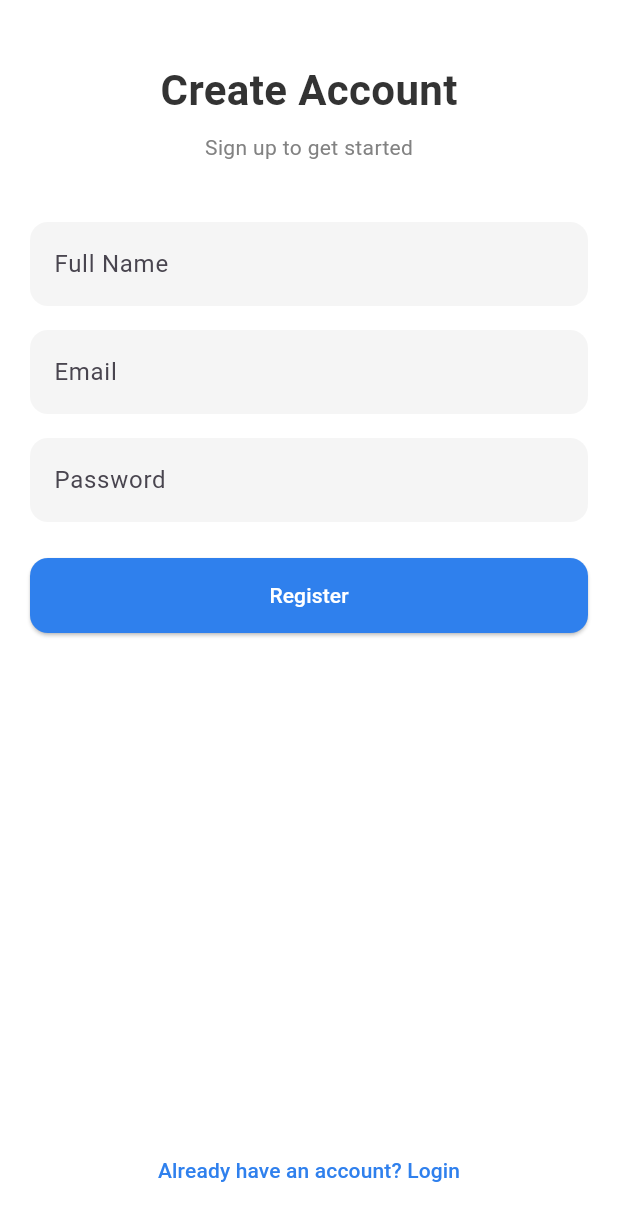
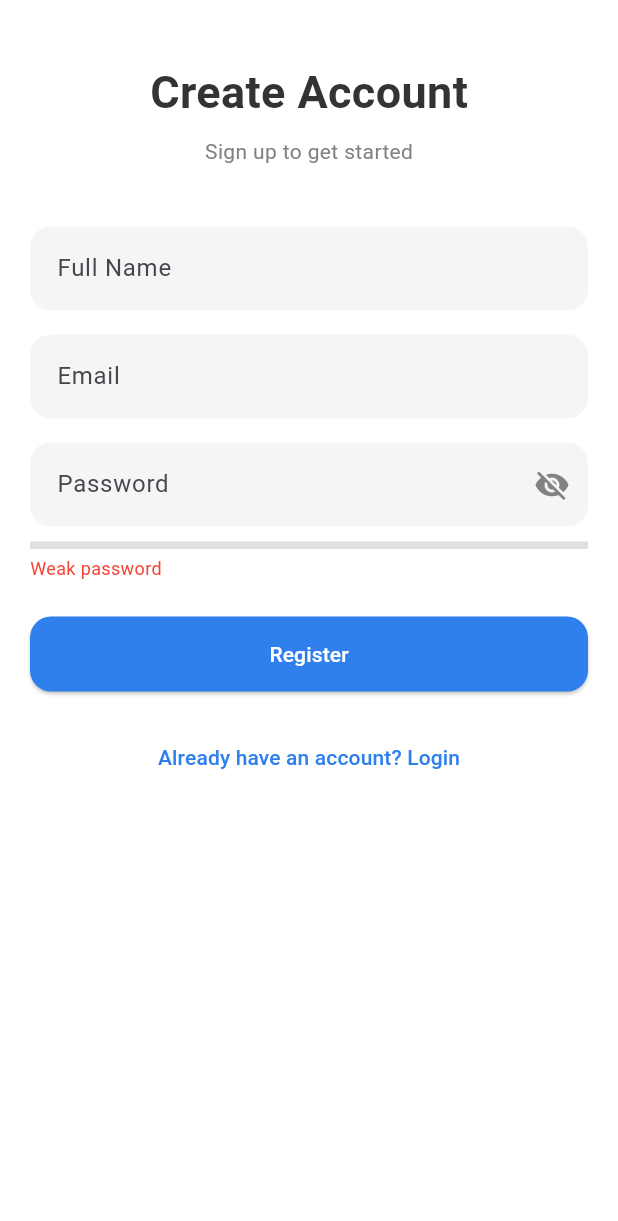
Before and after one commit to aoffahad/Daily-Notes, a Flutter app: the RegisterPage screen opened by its route, on a phone screen of 412 x 824 dp. Shown: the top 1221 px of the screen. Run offline on Flutter 3.47's test engine with Material 3 defaults, Android fonts, the phone set to English and light mode, and no system bars; our stand-ins replace cloud_firestore, firebase_auth, firebase_core, get, go_router, shared_preferences; accounts and stored records are empty.

Commit message:
Bug Fixation: Login SignUp auth id base data show and signup issue

```diff
--- a/lib/features/auth/presentation/page/signup_screen.dart
+++ b/lib/features/auth/presentation/page/signup_screen.dart
@@ -4,31 +4,42 @@ import 'package:go_router/go_router.dart';
 
 import '../controller/auth_controller.dart';
 
-class RegisterPage extends StatelessWidget {
-  RegisterPage({super.key});
+class RegisterPage extends StatefulWidget {
+  const RegisterPage({super.key});
 
+  @override
+  State<RegisterPage> createState() => _RegisterPageState();
+}
+
+class _RegisterPageState extends State<RegisterPage> {
   final nameController = TextEditingController();
   final emailController = TextEditingController();
   final passwordController = TextEditingController();
 
   final authController = Get.find<AuthController>();
 
+  bool _obscure = true;
+  bool _isLoading = false;
+
+  String? _emailError;
+  String? _passwordError;
+
   @override
   Widget build(BuildContext context) {
     return Scaffold(
+      resizeToAvoidBottomInset: true,
       backgroundColor: Colors.white,
       body: SafeArea(
-        child: Padding(
+        child: SingleChildScrollView(
           padding: const EdgeInsets.symmetric(horizontal: 20),
           child: Column(
-            crossAxisAlignment: CrossAxisAlignment.center,
             children: [
               const SizedBox(height: 40),
 
               const Text(
                 "Create Account",
                 style: TextStyle(
-                  fontSize: 28,
+                  fontSize: 30,
                   fontWeight: FontWeight.bold,
                   color: Color(0xFF333333),
                 ),
@@ -38,116 +49,67 @@ class RegisterPage extends StatelessWidget {
 
               const Text(
                 "Sign up to get started",
-                style: TextStyle(fontSize: 14, color: Color(0xFF828282)),
+                style: TextStyle(
+                  fontSize: 14,
+                  color: Color(0xFF828282),
+                ),
               ),
 
               const SizedBox(height: 40),
 
-              // Name
-              TextField(
+              _buildInputField(
                 controller: nameController,
-                decoration: InputDecoration(
-                  hintText: "Full Name",
-                  filled: true,
-                  fillColor: Colors.grey.shade100,
-                  border: OutlineInputBorder(
-                    borderRadius: BorderRadius.circular(12),
-                    borderSide: BorderSide.none,
-                  ),
-                ),
+                hint: "Full Name",
               ),
 
               const SizedBox(height: 16),
 
-              // Email
-              TextField(
+              _buildInputField(
                 controller: emailController,
-                decoration: InputDecoration(
-                  hintText: "Email",
-                  filled: true,
-                  fillColor: Colors.grey.shade100,
-                  border: OutlineInputBorder(
-                    borderRadius: BorderRadius.circular(12),
-                    borderSide: BorderSide.none,
-                  ),
-                ),
+                hint: "Email",
+                errorText: _emailError,
+                keyboardType: TextInputType.emailAddress,
+                onChanged: (value) {
+                  setState(() {
+                    _emailError = _validateEmail(value);
+                  });
+                },
               ),
 
               const SizedBox(height: 16),
 
-              // Password
-              TextField(
-                controller: passwordController,
-                obscureText: true,
-                decoration: InputDecoration(
-                  hintText: "Password",
-                  filled: true,
-                  fillColor: Colors.grey.shade100,
-                  border: OutlineInputBorder(
-                    borderRadius: BorderRadius.circular(12),
-                    borderSide: BorderSide.none,
+              _buildPasswordField(),
+
+              if (_passwordError != null)
+                Padding(
+                  padding: const EdgeInsets.only(top: 6, left: 4),
+                  child: Align(
+                    alignment: Alignment.centerLeft,
+                    child: Text(
+                      _passwordError!,
+                      style: const TextStyle(
+                        color: Colors.red,
+                        fontSize: 12,
+                      ),
+                    ),
                   ),
                 ),
-              ),
+
+              const SizedBox(height: 10),
+
+              _buildPasswordStrength(),
 
               const SizedBox(height: 24),
 
-              // Register Button
-              SizedBox(
-                width: double.infinity,
-                height: 50,
-                child: ElevatedButton(
-                  style: ElevatedButton.styleFrom(
-                    backgroundColor: const Color(0xFF2F80ED),
-                    shape: RoundedRectangleBorder(
-                      borderRadius: BorderRadius.circular(12),
-                    ),
-                  ),
-                  onPressed: () async {
-                    final name = nameController.text.trim();
-                    final email = emailController.text.trim();
-                    final password = passwordController.text.trim();
+              _buildButton(),
 
-                    //  Validation
-                    if (name.isEmpty || email.isEmpty || password.isEmpty) {
-                      Get.snackbar(
-                        "Error",
-                        "All fields are required",
-                        snackPosition: SnackPosition.BOTTOM,
-                      );
-                      return;
-                    }
+              const SizedBox(height: 20),
 
-                    try {
-                      await authController.register(email, password);
-
-                      context.go('/');
-                    } catch (e) {
-                      Get.snackbar(
-                        "Registration Failed",
-                        e.toString(),
-                        snackPosition: SnackPosition.BOTTOM,
-                      );
-                    }
-                  },
-                  child: const Text(
-                    "Register",
-                    style: TextStyle(color: Colors.white),
-                  ),
-                ),
-              ),
-
-              const Spacer(),
-
-              Center(
-                child: TextButton(
-                  onPressed: () {
-                    context.go('/login');
-                  },
-                  child: const Text(
-                    "Already have an account? Login",
-                    style: TextStyle(color: Color(0xFF2F80ED)),
-                  ),
+              TextButton(
+                onPressed: () => context.go('/login'),
+                child: const Text(
+                  "Already have an account? Login",
+                  style: TextStyle(color: Color(0xFF2F80ED)),
                 ),
               ),
 
@@ -158,4 +120,178 @@ class RegisterPage extends StatelessWidget {
       ),
     );
   }
+
+  // 🔹 INPUT FIELD
+  Widget _buildInputField({
+    required TextEditingController controller,
+    required String hint,
+    String? errorText,
+    TextInputType? keyboardType,
+    Function(String)? onChanged,
+  }) {
+    return TextField(
+      controller: controller,
+      keyboardType: keyboardType,
+      onChanged: onChanged,
+      decoration: InputDecoration(
+        hintText: hint,
+        errorText: errorText,
+        filled: true,
+        fillColor: Colors.grey.shade100,
+        contentPadding: const EdgeInsets.symmetric(
+          vertical: 16,
+          horizontal: 14,
+        ),
+        border: OutlineInputBorder(
+          borderRadius: BorderRadius.circular(14),
+          borderSide: BorderSide.none,
+        ),
+      ),
+    );
+  }
+
+  // 🔹 PASSWORD FIELD
+  Widget _buildPasswordField() {
+    return TextField(
+      controller: passwordController,
+      obscureText: _obscure,
+      onChanged: (value) {
+        setState(() {
+          _passwordError = _validatePassword(value);
+        });
+      },
+      decoration: InputDecoration(
+        hintText: "Password",
+        filled: true,
+        fillColor: Colors.grey.shade100,
+        contentPadding: const EdgeInsets.symmetric(
+          vertical: 16,
+          horizontal: 14,
+        ),
+        border: OutlineInputBorder(
+          borderRadius: BorderRadius.circular(14),
+          borderSide: BorderSide.none,
+        ),
+        suffixIcon: IconButton(
+          icon: Icon(
+            _obscure ? Icons.visibility_off : Icons.visibility,
+            color: const Color(0xFF828282),
+          ),
+          onPressed: () {
+            setState(() {
+              _obscure = !_obscure;
+            });
+          },
+        ),
+      ),
+    );
+  }
+
+  // 🔹 PASSWORD STRENGTH
+  Widget _buildPasswordStrength() {
+    final password = passwordController.text;
+
+    double strength = 0;
+
+    if (password.length >= 6) strength += 0.3;
+    if (password.contains(RegExp(r'[A-Z]'))) strength += 0.3;
+    if (password.contains(RegExp(r'[0-9]'))) strength += 0.4;
+
+    return Column(
+      crossAxisAlignment: CrossAxisAlignment.start,
+      children: [
+        LinearProgressIndicator(
+          value: strength,
+          minHeight: 5,
+          backgroundColor: Colors.grey.shade300,
+          color: strength < 0.4
+              ? Colors.red
+              : strength < 0.7
+                  ? Colors.orange
+                  : Colors.green,
+        ),
+        const SizedBox(height: 4),
+        Text(
+          strength < 0.4
+              ? "Weak password"
+              : strength < 0.7
+                  ? "Medium password"
+                  : "Strong password",
+          style: TextStyle(
+            fontSize: 12,
+            color: strength < 0.4
+                ? Colors.red
+                : strength < 0.7
+                    ? Colors.orange
+                    : Colors.green,
+          ),
+        )
+      ],
+    );
+  }
+
+  // 🔹 BUTTON
+  Widget _buildButton() {
+    return SizedBox(
+      width: double.infinity,
+      height: 50,
+      child: ElevatedButton(
+        style: ElevatedButton.styleFrom(
+          backgroundColor: const Color(0xFF2F80ED),
+          shape: RoundedRectangleBorder(
+            borderRadius: BorderRadius.circular(14),
+          ),
+        ),
+        onPressed: _isLoading ? null : _register,
+        child: _isLoading
+            ? const CircularProgressIndicator(color: Colors.white)
+            : const Text(
+                "Register",
+                style: TextStyle(color: Colors.white),
+              ),
+      ),
+    );
+  }
+
+  // 🔹 REGISTER LOGIC
+  void _register() async {
+    final name = nameController.text.trim();
+    final email = emailController.text.trim();
+    final password = passwordController.text.trim();
+
+    setState(() {
+      _emailError = _validateEmail(email);
+      _passwordError = _validatePassword(password);
+    });
+
+    if (name.isEmpty ||
+        _emailError != null ||
+        _passwordError != null) {
+      return;
+    }
+
+    setState(() => _isLoading = true);
+
+    try {
+      await authController.register(email, password);
+      context.go('/');
+    } catch (e) {
+      Get.snackbar("Error", "Registration failed");
+    } finally {
+      setState(() => _isLoading = false);
+    }
+  }
+
+  // 🔹 VALIDATION
+  String? _validateEmail(String value) {
+    if (!GetUtils.isEmail(value)) {
+      return "Enter a valid email";
+    }
+    return null;
+  }
+
+  String? _validatePassword(String value) {
+    if (value.length < 6) return "Minimum 6 characters required";
+    return null;
+  }
 }
--- a/lib/routes/apps_routing.dart
+++ b/lib/routes/apps_routing.dart
@@ -1,4 +1,3 @@
-import 'package:daily_notes/features/home_screen/data/note_model.dart';
 import 'package:flutter/material.dart';
 import 'package:go_router/go_router.dart';
 import 'package:get/get.dart';
@@ -13,22 +12,22 @@ import '../features/home_screen/presentation/page/note_details_screen.dart';
 import '../features/onboarding/presentation/pages/splash_screen.dart';
 import '../features/auth/presentation/page/login_scree.dart';
 
-final appController = Get.put(AppController());
-final auth = Get.put(AuthController());
-
 final GoRouter router = GoRouter(
   initialLocation: '/',
   routes: [
     GoRoute(
       path: '/',
       builder: (context, state) {
+        final appController = Get.find<AppController>();
+        final auth = Get.find<AuthController>();
+
         return Obx(() {
           if (appController.isFirstLaunch.value) {
             return const OnboardingPage();
           }
 
           if (auth.user.value == null) {
-            return  LoginPage();
+            return LoginPage();
           }
 
           return HomePage();
```
Also changed, not shown: lib/features/auth/presentation/page/login_scree.dart (+123 -57 lines), lib/features/home_screen/presentation/controller/note_controller.dart (+27 -43 lines), lib/main.dart (+13 -21 lines).
